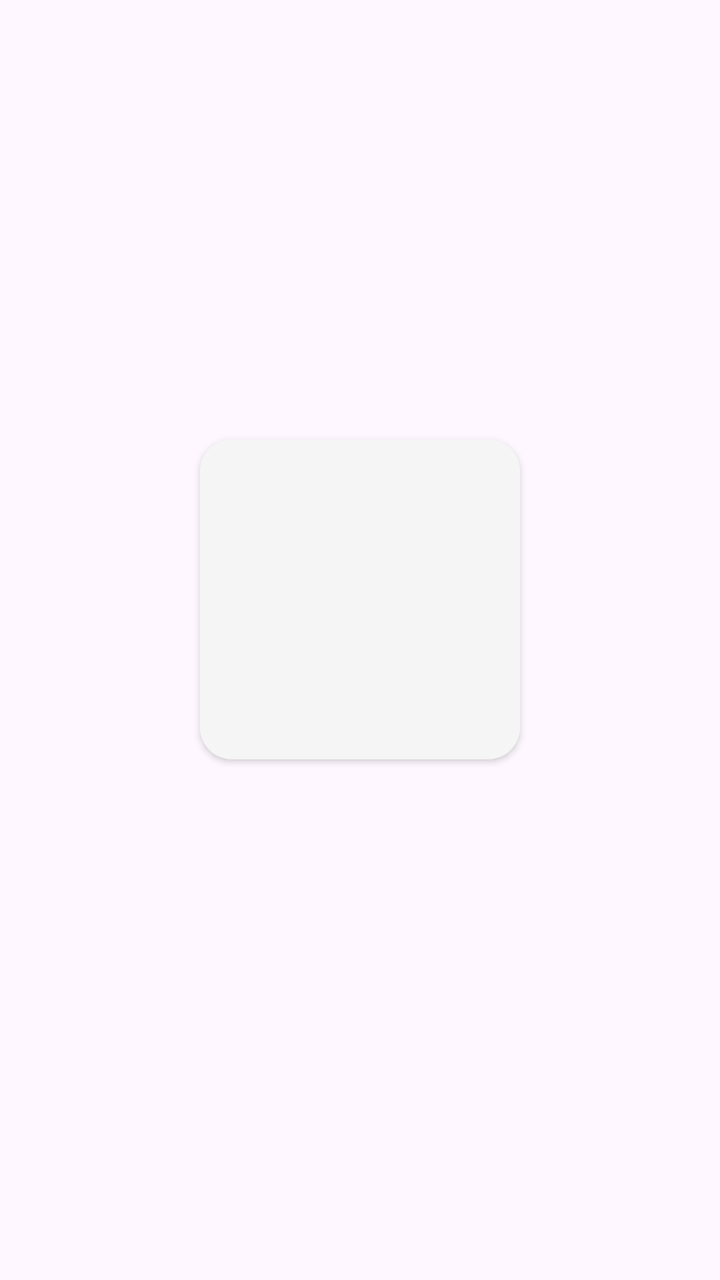
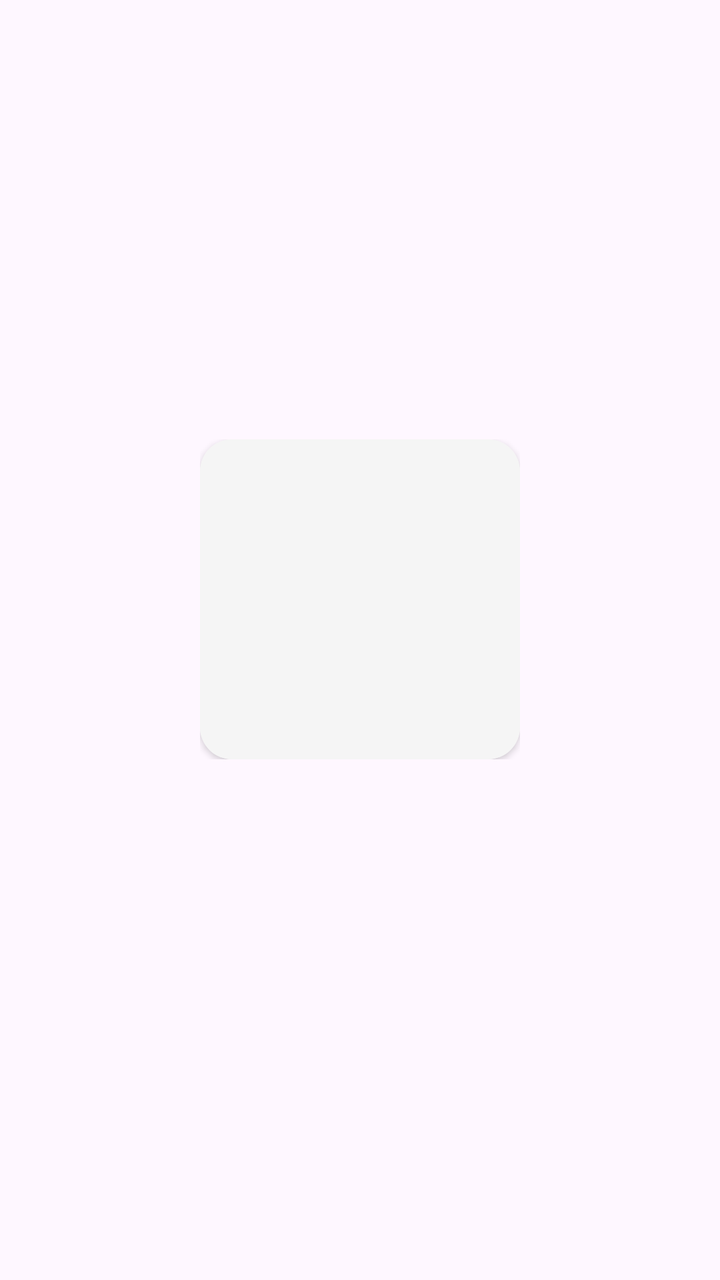

An Android layout rendered at two revisions. The XML below is the earlier revision; the diff shows what the commit changed to produce the second picture.
<!-- AndroidManifest.xml: application theme Theme.MyApplication -->
<!-- res/layout/item_style_carousel.xml -->
<?xml version="1.0" encoding="utf-8"?>
<LinearLayout xmlns:android="http://schemas.android.com/apk/res/android" android:layout_width="match_parent" android:layout_height="match_parent" android:orientation="vertical" android:gravity="center" android:padding="16dp">

    <androidx.cardview.widget.CardView android:layout_width="160dp" android:layout_height="160dp" android:layout_marginBottom="16dp" app:cardCornerRadius="16dp" app:cardElevation="2dp"
        xmlns:app="http://schemas.android.com/apk/res-auto">

        <ImageView android:id="@+id/img_style_thumbnail" android:layout_width="match_parent" android:layout_height="match_parent" android:scaleType="centerCrop" android:background="#F5F5F5" />
    </androidx.cardview.widget.CardView>

    <TextView android:id="@+id/txt_style_name" android:layout_width="wrap_content" android:layout_height="wrap_content" android:textSize="18sp" android:textStyle="bold" android:textColor="#212121" />

</LinearLayout>
<!-- resources referenced by this layout -->
<resources>
  <style name="Theme.MyApplication" parent="Base.Theme.MyApplication" />
  <style name="Base.Theme.MyApplication" parent="Theme.Material3.DayNight.NoActionBar">
          
          
      </style>
</resources>

<!-- the commit's change to res/layout/item_style_carousel.xml (unified diff, before → after) -->
@@ -1,11 +1,21 @@
 <?xml version="1.0" encoding="utf-8"?>
 <LinearLayout xmlns:android="http://schemas.android.com/apk/res/android" android:layout_width="match_parent" android:layout_height="match_parent" android:orientation="vertical" android:gravity="center" android:padding="16dp">
 
-    <androidx.cardview.widget.CardView android:layout_width="160dp" android:layout_height="160dp" android:layout_marginBottom="16dp" app:cardCornerRadius="16dp" app:cardElevation="2dp"
-        xmlns:app="http://schemas.android.com/apk/res-auto">
+    <FrameLayout android:layout_width="160dp" android:layout_height="160dp" android:layout_marginBottom="16dp">
 
-        <ImageView android:id="@+id/img_style_thumbnail" android:layout_width="match_parent" android:layout_height="match_parent" android:scaleType="centerCrop" android:background="#F5F5F5" />
-    </androidx.cardview.widget.CardView>
+        <androidx.cardview.widget.CardView android:layout_width="match_parent" android:layout_height="match_parent" app:cardCornerRadius="16dp" app:cardElevation="2dp"
+            xmlns:app="http://schemas.android.com/apk/res-auto">
+
+            <ImageView android:id="@+id/img_style_thumbnail" android:layout_width="match_parent" android:layout_height="match_parent" android:scaleType="centerCrop" android:background="#F5F5F5" />
+        </androidx.cardview.widget.CardView>
+
+        <ImageView android:id="@+id/btn_delete_style" android:layout_width="28dp" android:layout_height="28dp" android:layout_gravity="top|end" android:layout_marginTop="4dp" android:layout_marginEnd="4dp" android:src="@android:drawable/ic_menu_close_clear_cancel" android:background="@drawable/circle_bg_dark" android:padding="6dp" android:visibility="gone" android:contentDescription="Delete style" android:elevation="4dp" app:tint="@android:color/white"
+            xmlns:app="http://schemas.android.com/apk/res-auto" />
+
+        <ImageView android:id="@+id/btn_style_settings" android:layout_width="28dp" android:layout_height="28dp" android:layout_gravity="top|start" android:layout_marginTop="4dp" android:layout_marginStart="4dp" android:src="@drawable/ic_palette" android:background="@drawable/circle_bg_dark" android:padding="6dp" android:visibility="gone" android:contentDescription="Style settings" android:elevation="4dp" app:tint="@android:color/white"
+            xmlns:app="http://schemas.android.com/apk/res-auto" />
+
+    </FrameLayout>
 
     <TextView android:id="@+id/txt_style_name" android:layout_width="wrap_content" android:layout_height="wrap_content" android:textSize="18sp" android:textStyle="bold" android:textColor="#212121" />
 
<!-- resource entries referenced after the edit -->
@@ -1,5 +1,14 @@
 <!-- resources referenced by this layout -->
 <resources>
+  <!-- drawable circle_bg_dark (drawable) -->
+  <?xml version="1.0" encoding="utf-8"?>
+  <shape xmlns:android="http://schemas.android.com/apk/res/android" android:shape="oval">
+      <solid android:color="#CC333333" />
+  </shape>
+  <!-- drawable ic_palette (drawable) -->
+  <vector xmlns:android="http://schemas.android.com/apk/res/android" android:width="24dp" android:height="24dp" android:viewportWidth="24" android:viewportHeight="24">
+      <path android:fillColor="#FF000000" android:pathData="M12,3c-4.97,0 -9,4.03 -9,9s4.03,9 9,9c0.83,0 1.5,-0.67 1.5,-1.5 0,-0.39 -0.15,-0.74 -0.39,-1.01 -0.23,-0.26 -0.38,-0.61 -0.38,-0.99 0,-0.83 0.67,-1.5 1.5,-1.5H16c2.76,0 5,-2.24 5,-5 0,-4.42 -4.03,-8 -9,-8zm-5.5,9c-0.83,0 -1.5,-0.67 -1.5,-1.5s0.67,-1.5 1.5,-1.5 1.5,0.67 1.5,1.5 -0.67,1.5 -1.5,1.5zm3,-4c-0.83,0 -1.5,-0.67 -1.5,-1.5S8.67,5 9.5,5s1.5,0.67 1.5,1.5S10.33,8 9.5,8zm5,0c-0.83,0 -1.5,-0.67 -1.5,-1.5S13.67,5 14.5,5s1.5,0.67 1.5,1.5S15.33,8 14.5,8zm3,4c-0.83,0 -1.5,-0.67 -1.5,-1.5s0.67,-1.5 1.5,-1.5 1.5,0.67 1.5,1.5 -0.67,1.5 -1.5,1.5z"/>
+  </vector>
   <style name="Theme.MyApplication" parent="Base.Theme.MyApplication" />
   <style name="Base.Theme.MyApplication" parent="Theme.Material3.DayNight.NoActionBar">
           
